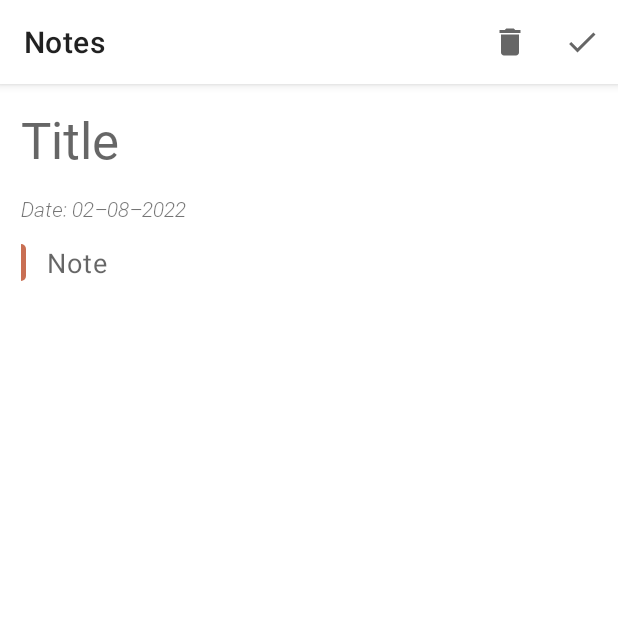
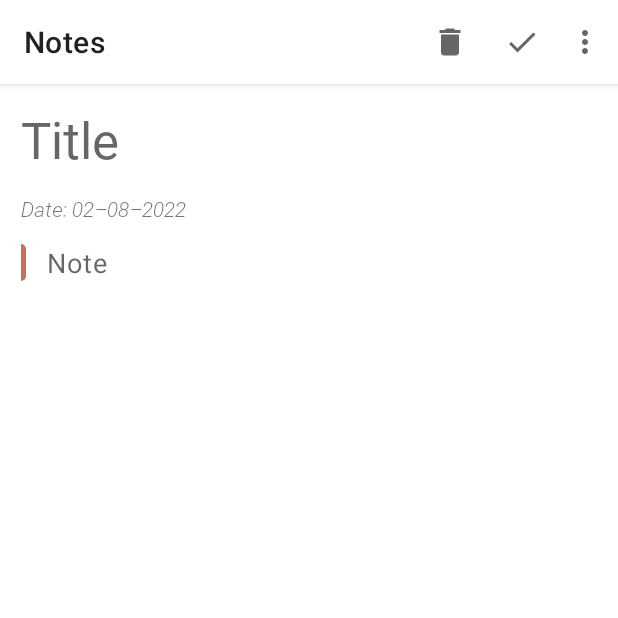
Before and after one commit to EyuCoder/MVVM_Notes, an Android app: the fragment EditFragment placed in its activity, on a phone screen of 412 x 824 dp, the top half of it. Run offline under Robolectric (Android 15) with nearby library versions, the phone set to English and light mode, and no system bars; our stand-ins replace Room's generated code, data binding, navigation-ui; 5 statements that could not run were skipped.

Commit message:
:construction: ui done

```diff
--- a/app/src/main/java/com/codexo/notes/data/NoteDao.kt
+++ b/app/src/main/java/com/codexo/notes/data/NoteDao.kt
@@ -9,7 +9,7 @@ interface NoteDao {
     @Query("SELECT * FROM note_table ORDER BY id DESC")
     fun getNotes(): LiveData<List<Note>>
 
-    @Query("SELECT * FROM note_table WHERE title LIKE '%' || :searchQuery || '%' ORDER BY favorite DESC")
+    @Query("SELECT * FROM note_table WHERE title LIKE '%' || :searchQuery || '%' ORDER BY id DESC")
     fun searchNote(searchQuery: String): LiveData<List<Note>>
 
     @Insert(onConflict = OnConflictStrategy.REPLACE)
@@ -24,14 +24,8 @@ interface NoteDao {
     @Query("DELETE FROM note_table")
     suspend fun clearNotes()
 
-    @Query("SELECT * FROM note_table ORDER BY created_at ASC")
-    fun sortByDateAsc(): LiveData<List<Note>>
-
-    @Query("SELECT * FROM note_table ORDER BY created_at DESC")
-    fun sortByDateDesc(): LiveData<List<Note>>
-
-    @Query("SELECT * FROM note_table ORDER BY favorite ASC")
-    fun sortByFavoriteAsc(): LiveData<List<Note>>
+    @Query("SELECT * FROM note_table ORDER BY :sortBy DESC")
+    fun sortBy(sortBy: String): LiveData<List<Note>>
 
     @Query("SELECT * FROM note_table ORDER BY favorite DESC")
     fun sortByFavoriteDesc(): LiveData<List<Note>>
--- a/app/src/main/java/com/codexo/notes/ui/notes/NotesViewModel.kt
+++ b/app/src/main/java/com/codexo/notes/ui/notes/NotesViewModel.kt
@@ -6,7 +6,6 @@ import androidx.lifecycle.LiveData
 import androidx.lifecycle.viewModelScope
 import com.codexo.notes.data.Note
 import com.codexo.notes.data.NoteDatabase
-import kotlinx.coroutines.Dispatchers
 import kotlinx.coroutines.launch
 
 
@@ -17,13 +16,11 @@ class NotesViewModel constructor(application: Application) : AndroidViewModel(ap
 
     val allNotes: LiveData<List<Note>> = noteDao.getNotes()
 
-    val sortByDateAsc: LiveData<List<Note>> = noteDao.sortByDateAsc()
-    val sortByDateDesc: LiveData<List<Note>> = noteDao.sortByDateDesc()
-
-    val sortByFavoriteAsc: LiveData<List<Note>> = noteDao.sortByFavoriteAsc()
-    val sortByFavoriteDesc: LiveData<List<Note>> = noteDao.sortByFavoriteDesc()
+    fun sortBy(sortBy: String): LiveData<List<Note>> = noteDao.sortBy(sortBy)
 
     fun searchNote(searchQuery: String): LiveData<List<Note>> = noteDao.searchNote(searchQuery)
+
+    fun deleteAllNotes() = viewModelScope.launch { noteDao.clearNotes() }
 
     fun initDummyNote() = viewModelScope.launch {
         noteDao.insert(
--- a/app/src/main/res/menu/menu_fragment_edit.xml
+++ b/app/src/main/res/menu/menu_fragment_edit.xml
@@ -11,5 +11,10 @@
         android:id="@+id/menu_update"
         android:icon="@drawable/ic_save"
         android:title="@string/save"
-        app:showAsAction="always" />
+        app:showAsAction="ifRoom" />
+    <item
+        android:id="@+id/menu_favorite"
+        android:icon="@drawable/selector_favorite"
+        android:title="@string/add_to_favorites"
+        app:showAsAction="never" />
 </menu>
--- a/app/src/main/res/menu/menu_fragment_notes.xml
+++ b/app/src/main/res/menu/menu_fragment_notes.xml
@@ -9,8 +9,8 @@
         app:actionViewClass="androidx.appcompat.widget.SearchView"
         app:showAsAction="always|collapseActionView" />
 
+    <group android:checkableBehavior="single">
         <item
-        android:checkable="true"
             android:icon="@drawable/ic_sort"
             android:title="@string/sort"
             app:showAsAction="ifRoom">
@@ -18,18 +18,16 @@
             <menu>
                 <item
                     android:id="@+id/action_sort_by_title"
-                android:checkable="true"
                     android:title="@string/title" />
                 <item
                     android:id="@+id/action_sort_by_date_created"
-                android:checkable="true"
                     android:title="@string/date_created" />
                 <item
                     android:id="@+id/action_sort_by_date_modified"
-                android:checkable="true"
                     android:title="@string/date_modified" />
             </menu>
         </item>
+    </group>
 
     <!--    <item-->
     <!--        android:id="@+id/action_pin_favorites"-->
--- a/app/src/main/res/values/strings.xml
+++ b/app/src/main/res/values/strings.xml
@@ -24,4 +24,5 @@
     </string-array>
     <!-- TODO: Remove or change this placeholder text -->
     <string name="hello_blank_fragment">Hello blank fragment</string>
+    <string name="add_to_favorites">Add to favorites</string>
 </resources>
```
Also changed, not shown: app/src/main/java/com/codexo/notes/ui/notes/NotesFragment.kt (+18 -10 lines), app/src/main/res/menu/menu_fragment_add.xml (+6 -1 lines). Lines whose indentation alone changed are shown as unchanged.
